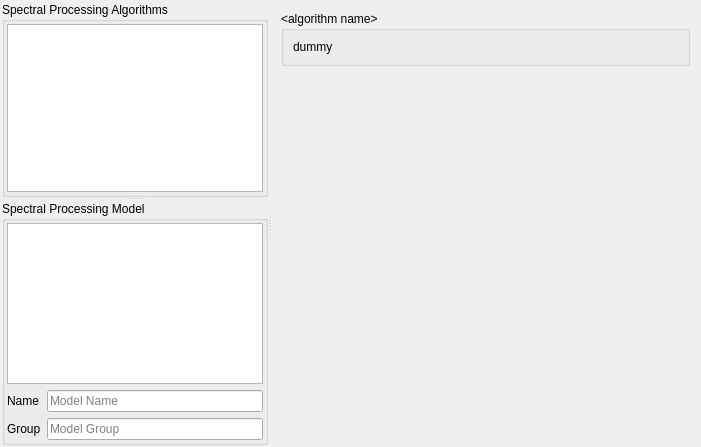
This is qps/speclib/spectralprocessingwidget.ui in EnMAP-Box/qgispluginsupport as Qt 5 draws it before an edit. The edited form follows.
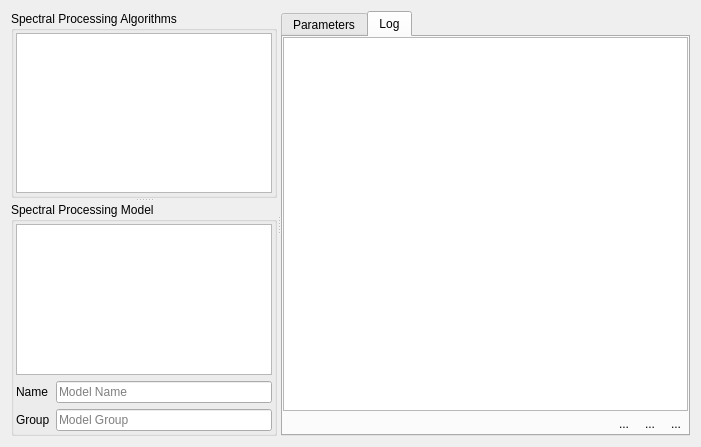
This is the edited form. The open tabs and pages were chosen to show the change. Icons and pictures are not drawn. Custom widgets are drawn as their Qt base class.

Commit message: added SpectralProfileBlock.dummy()-> SpectralProfileBlock speclib.gui.py: - SpectralProcessingWidget no hidden from SpectralLibraryWidget anymore, added new actions - SpectralLibraryPlotWidget: started to us processing models speclib.processing.py: - various changes to SpectralProcessingModelTableModel, SpectralProcessingWidget and related wrappers - added model and parameter verification

Diff of the .ui file:
```diff
--- a/qps/speclib/spectralprocessingwidget.ui
+++ b/qps/speclib/spectralprocessingwidget.ui
@@ -13,22 +13,11 @@
   <property name="windowTitle">
    <string>Spectral Processing Widget</string>
   </property>
-  <layout class="QHBoxLayout" name="horizontalLayout">
-   <property name="spacing">
-    <number>2</number>
-   </property>
-   <property name="leftMargin">
-    <number>2</number>
-   </property>
-   <property name="topMargin">
-    <number>2</number>
-   </property>
-   <property name="rightMargin">
-    <number>2</number>
-   </property>
-   <property name="bottomMargin">
-    <number>2</number>
-   </property>
+  <property name="windowIcon">
+   <iconset resource="../../../QGIS/images/images.qrc">
+    <normaloff>:/images/themes/default/mActionAddExpression.svg</normaloff>:/images/themes/default/mActionAddExpression.svg</iconset>
+  </property>
+  <layout class="QVBoxLayout" name="verticalLayout_4">
    <item>
     <widget class="QSplitter" name="splitter_2">
      <property name="orientation">
@@ -149,6 +138,37 @@
        </layout>
       </widget>
      </widget>
+     <widget class="QTabWidget" name="tabWidget">
+      <property name="sizePolicy">
+       <sizepolicy hsizetype="Expanding" vsizetype="Expanding">
+        <horstretch>2</horstretch>
+        <verstretch>0</verstretch>
+       </sizepolicy>
+      </property>
+      <property name="currentIndex">
+       <number>0</number>
+      </property>
+      <widget class="QWidget" name="tabCurrentParameters">
+       <attribute name="title">
+        <string>Parameters</string>
+       </attribute>
+       <layout class="QVBoxLayout" name="verticalLayout">
+        <property name="spacing">
+         <number>2</number>
+        </property>
+        <property name="leftMargin">
+         <number>0</number>
+        </property>
+        <property name="topMargin">
+         <number>0</number>
+        </property>
+        <property name="rightMargin">
+         <number>0</number>
+        </property>
+        <property name="bottomMargin">
+         <number>0</number>
+        </property>
+        <item>
      <widget class="QScrollArea" name="scrollArea">
       <property name="sizePolicy">
        <sizepolicy hsizetype="Expanding" vsizetype="Expanding">
@@ -170,21 +190,21 @@
         <rect>
          <x>0</x>
          <y>0</y>
-         <width>429</width>
-         <height>443</height>
+             <width>410</width>
+             <height>403</height>
         </rect>
        </property>
        <layout class="QVBoxLayout" name="verticalLayout_3">
         <item>
          <widget class="QGroupBox" name="gbParameterWidgets">
           <property name="title">
-           <string>&lt;algorithm name&gt;</string>
+               <string>Spectral Processing Algorithm</string>
           </property>
           <layout class="QGridLayout" name="gridLayout_2">
            <item row="0" column="0">
             <widget class="QLabel" name="label_3">
              <property name="text">
-              <string>dummy</string>
+                  <string>Model is empty. Add spectral processing algorithms</string>
              </property>
             </widget>
            </item>
@@ -207,6 +227,82 @@
        </layout>
       </widget>
      </widget>
+        </item>
+       </layout>
+      </widget>
+      <widget class="QWidget" name="tabLog">
+       <attribute name="title">
+        <string>Log</string>
+       </attribute>
+       <layout class="QVBoxLayout" name="verticalLayout_5">
+        <property name="spacing">
+         <number>2</number>
+        </property>
+        <property name="leftMargin">
+         <number>0</number>
+        </property>
+        <property name="topMargin">
+         <number>0</number>
+        </property>
+        <property name="rightMargin">
+         <number>0</number>
+        </property>
+        <property name="bottomMargin">
+         <number>0</number>
+        </property>
+        <item>
+         <widget class="QTextEdit" name="tbLogs"/>
+        </item>
+        <item>
+         <layout class="QHBoxLayout" name="horizontalLayout">
+          <item>
+           <spacer name="space">
+            <property name="orientation">
+             <enum>Qt::Horizontal</enum>
+            </property>
+            <property name="sizeHint" stdset="0">
+             <size>
+              <width>40</width>
+              <height>20</height>
+             </size>
+            </property>
+           </spacer>
+          </item>
+          <item>
+           <widget class="QToolButton" name="btnSaveLog">
+            <property name="text">
+             <string>...</string>
+            </property>
+            <property name="autoRaise">
+             <bool>true</bool>
+            </property>
+           </widget>
+          </item>
+          <item>
+           <widget class="QToolButton" name="btnCopyLog">
+            <property name="text">
+             <string>...</string>
+            </property>
+            <property name="autoRaise">
+             <bool>true</bool>
+            </property>
+           </widget>
+          </item>
+          <item>
+           <widget class="QToolButton" name="btnClearLog">
+            <property name="text">
+             <string>...</string>
+            </property>
+            <property name="autoRaise">
+             <bool>true</bool>
+            </property>
+           </widget>
+          </item>
+         </layout>
+        </item>
+       </layout>
+      </widget>
+     </widget>
     </widget>
    </item>
   </layout>
```
Left out of the diff: 48 changed lines with no effect on the pictures. Lines whose indentation alone changed are shown as unchanged. The commit also changes 7 other files.
